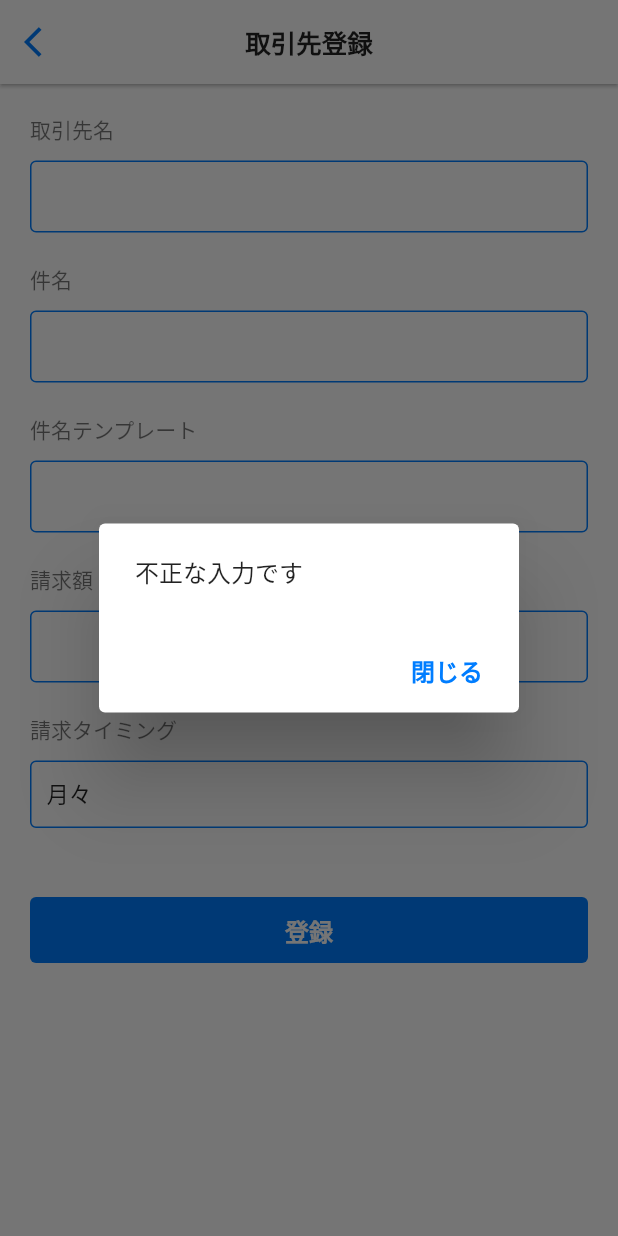
After one commit to akihokurino/works-flutter, a Flutter app: the SupplierCreatePage screen opened directly, after a tap on "登録", on a phone screen of 412 x 824 dp. The commit adds this screen. Run offline on Flutter 3.47's test engine with Material 2 defaults, Android fonts, the phone set to English and light mode, and no system bars; drawn by our look-alikes of modal_progress_hud_nsn; our stand-ins replace equatable, firebase_auth, firebase_core, firebase_crashlytics, flutter_hooks, graphql and 3 more; missing offline and left inert: advance_pdf_viewer, artemis, gql; accounts and stored records are empty; network calls fail.

Commit message:
supplier create

```diff
--- a/lib/model/supplier.dart
+++ b/lib/model/supplier.dart
@@ -20,17 +20,6 @@ class Supplier {
       required this.subject,
       required this.subjectTemplate});
 
-  String billingTypeText() {
-    switch (billingType) {
-      case GraphQLBillingType.monthly:
-        return "月々";
-      case GraphQLBillingType.oneTime:
-        return "";
-      default:
-        return "";
-    }
-  }
-
   String endYMString() {
     if (endYm == null) {
       return "";
@@ -42,3 +31,16 @@ class Supplier {
     return "$year年$month月";
   }
 }
+
+extension GraphQLBillingTypeText on GraphQLBillingType {
+  String text() {
+    switch (this) {
+      case GraphQLBillingType.monthly:
+        return "月々";
+      case GraphQLBillingType.oneTime:
+        return "納品時";
+      default:
+        return "";
+    }
+  }
+}
--- a/lib/provider/invoice.dart
+++ b/lib/provider/invoice.dart
@@ -9,7 +9,7 @@ import 'package:works_flutter/model/invoice.dart';
 class _Provider extends StateNotifier<_State> {
   _Provider() : super(_State.init());
 
-  Future<void> getInvoices(String supplierId, bool isRefresh) async {
+  Future<void> getList(String supplierId, bool isRefresh) async {
     if (!isRefresh) {
       state = state.setShouldHud(true);
       state = state.setInvoices([]);
--- a/lib/provider/invoice_history.dart
+++ b/lib/provider/invoice_history.dart
@@ -8,7 +8,7 @@ import 'package:works_flutter/model/invoice_history.dart';
 class _Provider extends StateNotifier<_State> {
   _Provider() : super(_State.init());
 
-  Future<void> getHistories(bool isRefresh) async {
+  Future<void> getList(bool isRefresh) async {
     if (!isRefresh) {
       state = state.setShouldHud(true);
     }
--- a/lib/provider/supplier.dart
+++ b/lib/provider/supplier.dart
@@ -3,12 +3,13 @@ import 'package:hooks_riverpod/hooks_riverpod.dart';
 import 'package:works_flutter/infra/graphql/api.dart';
 import 'package:works_flutter/infra/graphql/converter.dart';
 import 'package:works_flutter/infra/graphql_client.dart';
+import 'package:works_flutter/model/errors.dart';
 import 'package:works_flutter/model/supplier.dart';
 
 class _Provider extends StateNotifier<_State> {
   _Provider() : super(_State.init());
 
-  Future<void> getSuppliers(bool isRefresh) async {
+  Future<void> getList(bool isRefresh) async {
     if (!isRefresh) {
       state = state.setShouldHud(true);
     }
@@ -21,6 +22,35 @@ class _Provider extends StateNotifier<_State> {
     if (!isRefresh) {
       state = state.setShouldHud(false);
     }
+  }
+
+  Future<AppError?> create(String name, String subject, String subjectTemplate, int billingAmount, GraphQLBillingType billingType,
+      int endYear, int endMonth) async {
+    if (name.isEmpty || subject.isEmpty || billingAmount == 0) {
+      return AppError("不正な入力です");
+    }
+
+    String endYm = "";
+    if (billingType == GraphQLBillingType.oneTime) {
+      endYm = "$endYear-$endMonth";
+    }
+
+    state = state.setShouldHud(true);
+
+    final payload = CreateSupplierMutation(
+        variables: CreateSupplierArguments(
+      name: name,
+      subject: subject,
+      subjectTemplate: subjectTemplate,
+      billingAmount: billingAmount,
+      billingType: billingType,
+      endYm: endYm,
+    ));
+    final resp = await GQClient().mutation(MutationOptions(document: payload.document, variables: payload.variables.toJson()));
+    final decoded = CreateSupplier$Mutation.fromJson(resp);
+    state = state.appendSupplier(decoded.createSupplier.model());
+
+    state = state.setShouldHud(false);
   }
 }
 
@@ -41,6 +71,12 @@ class _State {
   _State setSuppliers(List<Supplier> items) {
     return _State(shouldShowHud: shouldShowHud, suppliers: items);
   }
+
+  _State appendSupplier(Supplier item) {
+    List<Supplier> current = suppliers;
+    current.insert(0, item);
+    return _State(shouldShowHud: shouldShowHud, suppliers: current);
+  }
 }
 
 final supplierProvider = StateNotifierProvider<_Provider, _State>((_) => _Provider());
--- a/lib/ui/component/appbar.dart
+++ b/lib/ui/component/appbar.dart
@@ -85,6 +85,7 @@ class AppBarFactory {
         child: IconButton(
           iconSize: 24,
           icon: Icon(Icons.close),
+          color: ColorPalette.primary,
           onPressed: () {
             if (onBack != null) {
               onBack!();
@@ -99,6 +100,7 @@ class AppBarFactory {
         child: IconButton(
           iconSize: 24,
           icon: Icon(Icons.arrow_back_ios),
+          color: ColorPalette.primary,
           onPressed: () {
             if (onBack != null) {
               onBack!();
--- /dev/null
+++ b/lib/ui/component/picker_view.dart
@@ -0,0 +1,128 @@
+import 'package:flutter/cupertino.dart';
+import 'package:flutter/material.dart';
+import 'package:works_flutter/ui/color.dart';
+import 'package:works_flutter/ui/font.dart';
+
+class PickerFieldView extends StatefulWidget {
+  final String label;
+  final int index;
+  final List<String> selection;
+  final ValueChanged<int> onChange;
+
+  PickerFieldView({this.label = "", this.index = 0, required this.selection, required this.onChange});
+
+  @override
+  State<StatefulWidget> createState() => _PickerFieldViewState();
+}
+
+class _PickerFieldViewState extends State<PickerFieldView> {
+  int currentIndex = 0;
+
+  @override
+  void initState() {
+    super.initState();
+
+    currentIndex = widget.index;
+  }
+
+  @override
+  void dispose() {
+    super.dispose();
+  }
+
+  @override
+  Widget build(BuildContext context) {
+    return Container(
+      color: ColorPalette.itemBackground,
+      width: double.infinity,
+      height: widget.label.isNotEmpty ? 80 : 54,
+      child: Column(
+        crossAxisAlignment: CrossAxisAlignment.start,
+        children: [
+          widget.label.isNotEmpty
+              ? Container(
+                  margin: EdgeInsets.only(bottom: 10),
+                  child: Text(widget.label,
+                      style: TextStyle(
+                        color: ColorPalette.textLight,
+                        fontWeight: Font.normalWeight,
+                        fontSize: 14,
+                      )),
+                )
+              : Container(),
+          InkWell(
+            onTap: () {
+              showAppPicker();
+            },
+            child: Container(
+              padding: EdgeInsets.fromLTRB(10, 0, 10, 0),
+              width: double.infinity,
+              height: 45,
+              decoration: BoxDecoration(
+                border: Border.all(color: ColorPalette.primary, width: 1),
+                borderRadius: BorderRadius.circular(4),
+              ),
+              child: Align(
+                alignment: Alignment.centerLeft,
+                child: Text(widget.selection[currentIndex],
+                    style: TextStyle(
+                      color: ColorPalette.text,
+                      fontWeight: Font.normalWeight,
+                      fontSize: 15,
+                    )),
+              ),
+            ),
+          )
+        ],
+      ),
+    );
+  }
+
+  void showAppPicker() {
+    showModalBottomSheet(
+        context: context,
+        builder: (BuildContext context) {
+          return Container(
+              height: 250,
+              color: Colors.white,
+              child: Column(children: [
+                Container(
+                    color: Colors.white,
+                    child: ListTile(
+                      trailing: Material(
+                        color: Colors.transparent,
+                        child: InkWell(
+                          onTap: () {
+                            widget.onChange(currentIndex);
+                            Navigator.of(context).pop();
+                          },
+                          child: Text("完了",
+                              style: TextStyle(
+                                fontWeight: FontWeight.bold,
+                                color: ColorPalette.primary,
+                              )),
+                        ),
+                      ),
+                    )),
+                Container(child: Divider(height: 1.0, color: ColorPalette.border)),
+                Container(
+                  height: 150,
+                  child: CupertinoPicker(
+                    scrollController: FixedExtentScrollController(initialItem: currentIndex),
+                    itemExtent: 50,
+                    backgroundColor: CupertinoColors.white,
+                    children: widget.selection.map((item) {
+                      return Center(child: Text(item));
+                    }).toList(),
+                    onSelectedItemChanged: (index) {
+                      setState(() {
+                        currentIndex = index;
+                      });
+                      widget.onChange(index);
+                    },
+                  ),
+                )
+              ]));
+        });
+  }
+}
--- a/lib/ui/component/text_field_view.dart
+++ b/lib/ui/component/text_field_view.dart
@@ -1,6 +1,7 @@
 import 'package:flutter/material.dart';
 import 'package:flutter/services.dart';
 import 'package:works_flutter/ui/color.dart';
+import 'package:works_flutter/ui/font.dart';
 
 class TextFieldView extends StatefulWidget {
   final bool isSecure;
@@ -8,6 +9,7 @@ class TextFieldView extends StatefulWidget {
   final VoidCallback? onHintTap;
   final ValueChanged<String>? onChange;
   final ValueChanged<String>? onSubmit;
+  final String label;
   final String placeholder;
   final String value;
   final TextInputType inputType;
@@ -19,6 +21,7 @@ class TextFieldView extends StatefulWidget {
       this.onHintTap,
       this.onChange,
       this.onSubmit,
+      this.label = "",
       this.placeholder = "",
       this.value = "",
       this.inputType = TextInputType.text,
@@ -65,8 +68,22 @@ class _TextFieldViewState extends State<TextFieldView> {
     return Container(
       color: ColorPalette.itemBackground,
       width: double.infinity,
-      height: 54,
-      child: Stack(
+      height: widget.label.isNotEmpty ? 80 : 54,
+      child: Column(
+        crossAxisAlignment: CrossAxisAlignment.start,
+        children: [
+          widget.label.isNotEmpty
+              ? Container(
+                  margin: EdgeInsets.only(bottom: 10),
+                  child: Text(widget.label,
+                      style: TextStyle(
+                        color: ColorPalette.textLight,
+                        fontWeight: Font.normalWeight,
+                        fontSize: 14,
+                      )),
+                )
+              : Container(),
+          Stack(
             children: [
               TextField(
                 inputFormatters: widget.formaters,
@@ -91,6 +108,8 @@ class _TextFieldViewState extends State<TextFieldView> {
               Align(
                 alignment: Alignment.centerRight,
                 child: _buildRightIcon(),
+              )
+            ],
           )
         ],
       ),
--- a/lib/ui/invoice_history_list/invoice_history_list.dart
+++ b/lib/ui/invoice_history_list/invoice_history_list.dart
@@ -40,7 +40,7 @@ class InvoiceHistoryListPage extends HookWidget {
 
     useEffect(() {
       WidgetsBinding.instance!.addPostFrameCallback((_) {
-        invoiceHistoryAction.getHistories(false);
+        invoiceHistoryAction.getList(false);
       });
 
       return () {};
@@ -53,7 +53,7 @@ class InvoiceHistoryListPage extends HookWidget {
               key: _refreshNormalIndicatorKey,
               color: ColorPalette.primary,
               onRefresh: () async {
-                await invoiceHistoryAction.getHistories(true);
+                await invoiceHistoryAction.getList(true);
               },
               child: Scrollbar(
                 child: ListView(
@@ -85,7 +85,7 @@ class InvoiceHistoryListPage extends HookWidget {
               key: _refreshSimpleIndicatorKey,
               color: ColorPalette.primary,
               onRefresh: () async {
-                await invoiceHistoryAction.getHistories(true);
+                await invoiceHistoryAction.getList(true);
               },
               child: Scrollbar(
                 child: ListView(
--- /dev/null
+++ b/lib/ui/supplier_create/supplier_create.dart
@@ -0,0 +1,180 @@
+import 'package:flutter/cupertino.dart';
+import 'package:flutter/material.dart';
+import 'package:flutter_hooks/flutter_hooks.dart';
+import 'package:hooks_riverpod/hooks_riverpod.dart';
+import 'package:modal_progress_hud_nsn/modal_progress_hud_nsn.dart';
+import 'package:works_flutter/infra/graphql/api.dart';
+import 'package:works_flutter/model/supplier.dart';
+import 'package:works_flutter/provider/supplier.dart';
+import 'package:works_flutter/ui/color.dart';
+import 'package:works_flutter/ui/component/appbar.dart';
+import 'package:works_flutter/ui/component/button.dart';
+import 'package:works_flutter/ui/component/dialog.dart';
+import 'package:works_flutter/ui/component/picker_view.dart';
+import 'package:works_flutter/ui/component/text_field_view.dart';
+
+class SupplierCreatePage extends HookWidget {
+  static Widget init() {
+    return SupplierCreatePage();
+  }
+
+  @override
+  Widget build(BuildContext context) {
+    final supplierState = useProvider(supplierProvider);
+    final supplierAction = useContext().read(supplierProvider.notifier);
+    final name = useState("");
+    final subject = useState("");
+    final subjectTemplate = useState("");
+    final billingAmount = useState("");
+    final billingTypeIndex = useState(0);
+    final endYearIndex = useState(0);
+    final endMonthIndex = useState(0);
+
+    final billingTypeSelection = [
+      GraphQLBillingType.monthly,
+      GraphQLBillingType.oneTime,
+    ];
+
+    final yearSelection = () {
+      int year = DateTime.now().year;
+      List<int> results = [];
+      for (int i = 0; i < 10; i++) {
+        results.add(year + i);
+      }
+      return results;
+    };
+
+    final monthSelection = () {
+      List<int> results = [];
+      for (int i = 1; i <= 12; i++) {
+        results.add(i);
+      }
+      return results;
+    };
+
+    useEffect(() {
+      return () {};
+    }, const []);
+
+    final form = () {
+      return Container(
+        child: ListView(
+          padding: EdgeInsets.all(20),
+          children: [
+            Container(
+              child: TextFieldView(
+                  label: "取引先名",
+                  value: name.value,
+                  inputType: TextInputType.text,
+                  onSubmit: (val) {
+                    name.value = val;
+                  }),
+            ),
+            Container(
+              margin: EdgeInsets.only(top: 20),
+              child: TextFieldView(
+                  label: "件名",
+                  value: subject.value,
+                  inputType: TextInputType.text,
+                  onSubmit: (val) {
+                    subject.value = val;
+                  }),
+            ),
+            Container(
+              margin: EdgeInsets.only(top: 20),
+              child: TextFieldView(
+                  label: "件名テンプレート",
+                  value: subjectTemplate.value,
+                  inputType: TextInputType.text,
+                  onSubmit: (val) {
+                    subjectTemplate.value = val;
+                  }),
+            ),
+            Container(
+              margin: EdgeInsets.only(top: 20),
+              child: TextFieldView(
+                  label: "請求額",
+                  value: billingAmount.value,
+                  inputType: TextInputType.number,
+                  onSubmit: (val) {
+                    billingAmount.value = val;
+                  }),
+            ),
+            Container(
+              margin: EdgeInsets.only(top: 20),
+              child: PickerFieldView(
+                  label: "請求タイミング",
+                  index: billingTypeIndex.value,
+                  selection: billingTypeSelection.map((v) => v.text()).toList(),
+                  onChange: (index) {
+                    billingTypeIndex.value = index;
+                  }),
+            ),
+            billingTypeIndex.value == 1
+                ? Container(
+                    margin: EdgeInsets.only(top: 20),
+                    child: PickerFieldView(
+                        label: "契約終了年（納品時請求のみ）",
+                        index: endYearIndex.value,
+                        selection: yearSelection().map((v) => "$v年").toList(),
+                        onChange: (index) {
+                          endYearIndex.value = index;
+                        }),
+                  )
+                : Container(),
+            billingTypeIndex.value == 1
+                ? Container(
+                    margin: EdgeInsets.only(top: 20),
+                    child: PickerFieldView(
+                        label: "契約終了月（納品時請求のみ）",
+                        index: endMonthIndex.value,
+                        selection: monthSelection().map((v) => "$v月").toList(),
+                        onChange: (index) {
+                          endMonthIndex.value = index;
+                        }),
+                  )
+                : Container(),
+            Container(
+              margin: EdgeInsets.only(top: 40),
+              child: ContainedButton(
+                  text: "登録",
+                  backgroundColor: ColorPalette.primary,
+                  textColor: Colors.white,
+                  onClick: () {
+                    supplierAction
+                        .create(
+                            name.value,
+                            subject.value,
+                            subjectTemplate.value,
+                            int.tryParse(billingAmount.value) ?? 0,
+                            billingTypeSelection[billingTypeIndex.value],
+                            yearSelection()[endYearIndex.value],
+                            monthSelection()[endMonthIndex.value])
+                        .then((err) {
+                      if (err != null) {
+                        AppDialog().showErrorAlert(context, err);
+                        return;
+                      }
+                      Navigator.of(context).pop();
+                    });
+                  }),
+            ),
+          ],
+        ),
+      );
+    };
+
+    final content = ModalProgressHUD(
+        progressIndicator: CircularProgressIndicator(
+          valueColor: AlwaysStoppedAnimation<Color>(ColorPalette.primary),
+        ),
+        child: form(),
+        inAsyncCall: supplierState.shouldShowHud);
+
+    return Scaffold(
+      backgroundColor: Colors.white,
+      appBar: AppBarFactory(title: "取引先登録").build(context),
+      body: content,
+    );
+  }
+}
--- a/lib/ui/supplier_list/supplier_item.dart
+++ b/lib/ui/supplier_list/supplier_item.dart
@@ -19,9 +19,7 @@ class SupplierItem extends StatelessWidget {
         borderRadius: BorderRadius.circular(4),
       ),
       child: Material(
-        color: supplier.billingType == GraphQLBillingType.monthly
-            ? ColorPalette.primaryBackground
-            : ColorPalette.okGreen.withOpacity(0.1),
+        color: supplier.billingType == GraphQLBillingType.monthly ? ColorPalette.primaryBackground : ColorPalette.green.withOpacity(0.1),
         child: InkWell(
           onTap: () {
             onClick();
```
Also changed, not shown: lib/infra/graphql/api.graphql.dart (+68 -2 lines), lib/infra/graphql/converter.dart (+15 -0 lines), lib/provider/auth.dart (+6 -11 lines), lib/ui/color.dart (+3 -9 lines), lib/ui/login/login.dart (+13 -2 lines), lib/ui/setting/setting.dart (+6 -1 lines), lib/ui/supplier_detail/supplier_detail.dart (+4 -4 lines), lib/ui/supplier_list/supplier_list.dart (+12 -3 lines), lib/infra/graphql/api.graphql.g.dart, 1 other file. Lines whose indentation alone changed are shown as unchanged.
